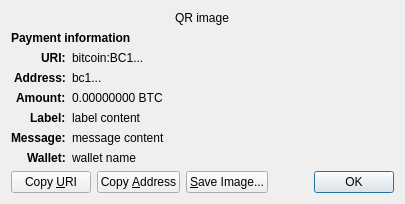
This is src/qt/forms/receiverequestdialog.ui in litecoinfinance/litecoinfinance as Qt 5 draws it before an edit. The edited form follows.
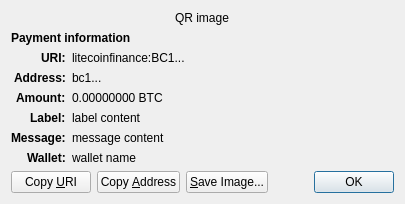
This is the edited form. Custom widgets are drawn as their Qt base class.

Commit message: Text change from Bitcoin to LitecoinFinance.

The edit to the form file:
```diff
--- a/src/qt/forms/receiverequestdialog.ui
+++ b/src/qt/forms/receiverequestdialog.ui
@@ -65,7 +65,7 @@
    <item row="2" column="1" alignment="Qt::AlignTop">
     <widget class="QLabel" name="uri_content">
      <property name="text">
-      <string notr="true">bitcoin:BC1...</string>
+      <string notr="true">litecoinfinance:BC1...</string>
      </property>
      <property name="textFormat">
       <enum>Qt::RichText</enum>
```
The commit also changes 202 other files.
